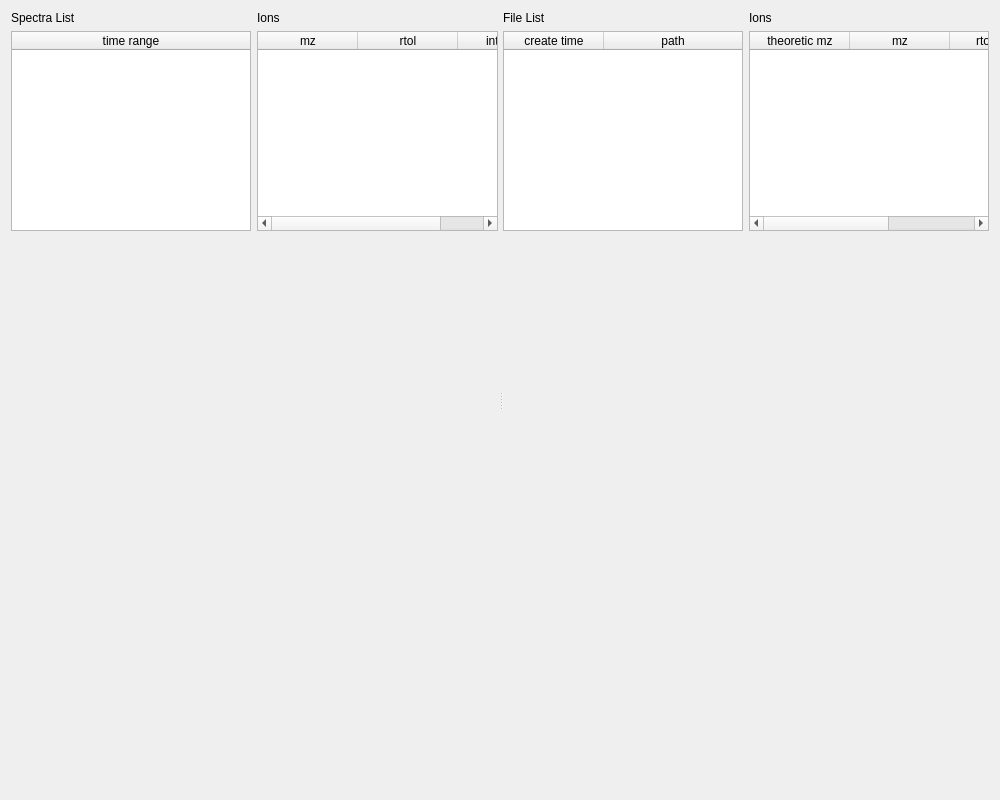
Above: Orbitool/UI/CalibrationDetail.ui from l460289052/Orbitool before the change. Below: the same form after it.
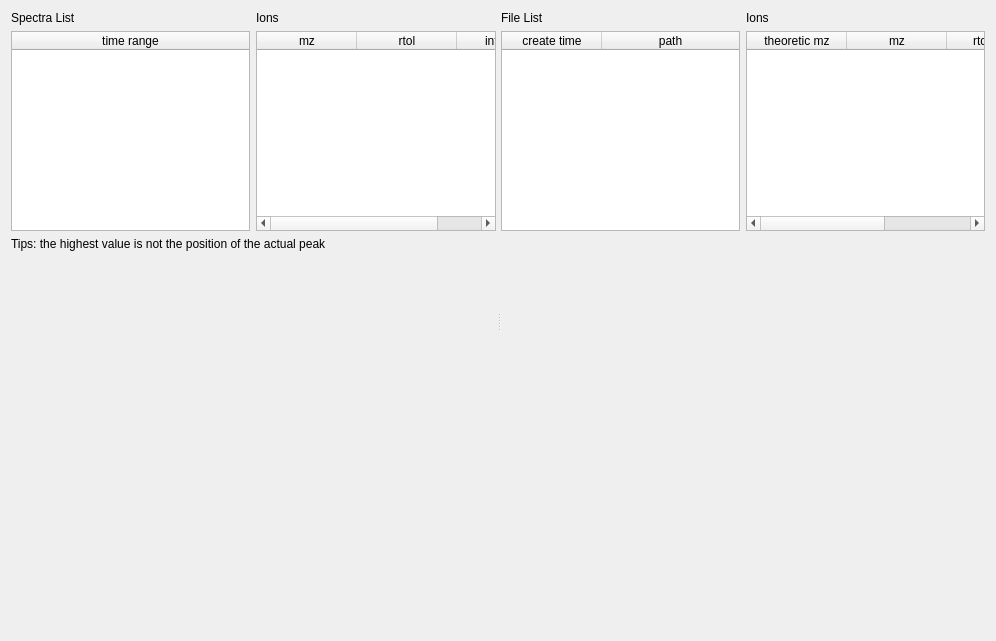
That is the form after the change.

Commit message: show calibration comparison

```diff
--- a/Orbitool/UI/CalibrationDetail.ui
+++ b/Orbitool/UI/CalibrationDetail.ui
@@ -6,8 +6,8 @@
    <rect>
     <x>0</x>
     <y>0</y>
-    <width>1000</width>
-    <height>800</height>
+    <width>996</width>
+    <height>641</height>
    </rect>
   </property>
   <property name="windowTitle">
@@ -123,6 +123,22 @@
          </item>
         </layout>
        </item>
+       <item>
+        <widget class="QLabel" name="label">
+         <property name="toolTip">
+          <string>sometimes the position of the highest value of the original peak
+ is closer to the calibrated ion,
+but please note that Orbitool  treats the peak as a Gaussian curve,
+so the highest value is not the position of the actual peak</string>
+         </property>
+         <property name="text">
+          <string>Tips: the highest value is not the position of the actual peak</string>
+         </property>
+         <property name="wordWrap">
+          <bool>true</bool>
+         </property>
+        </widget>
+       </item>
        <item>
         <widget class="QWidget" name="spectrumPlotWidget" native="true">
          <property name="sizePolicy">
```
The commit also changes 2 other files.
